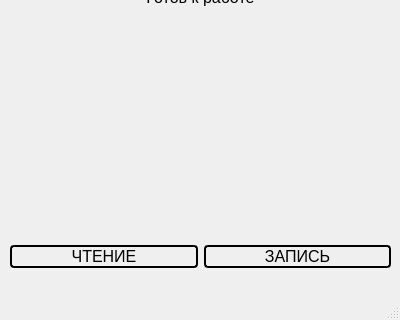
This is nfcinterface.ui in ShadowRec/NFCMarkInteractor as Qt 5 draws it before an edit; both pictures show x 0 to 400 and y 380 to 700 of the 400 by 700 pixel window. The edited form follows.
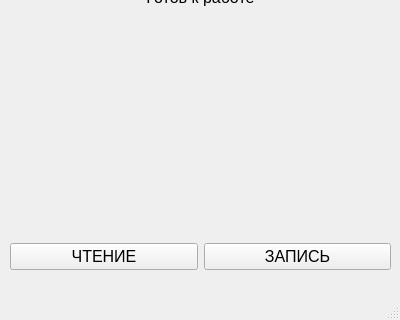
This is the edited form.

Patch:
```diff
--- a/nfcinterface.ui
+++ b/nfcinterface.ui
@@ -204,10 +204,7 @@
         </font>
        </property>
        <property name="styleSheet">
-        <string notr="true">QPushButton {
-    border: 2px solid black;    /* Толщина рамки */
-    border-radius: 4px;       /* Радиус скругления углов */
-}</string>
+        <string notr="true"/>
        </property>
        <property name="text">
         <string>ЧТЕНИЕ</string>
@@ -222,10 +219,7 @@
         </font>
        </property>
        <property name="styleSheet">
-        <string notr="true">QPushButton {
-    border: 2px solid black;    /* Толщина рамки */
-    border-radius: 4px;       /* Радиус скругления углов */
-}</string>
+        <string notr="true"/>
        </property>
        <property name="text">
         <string>ЗАПИСЬ</string>
```
